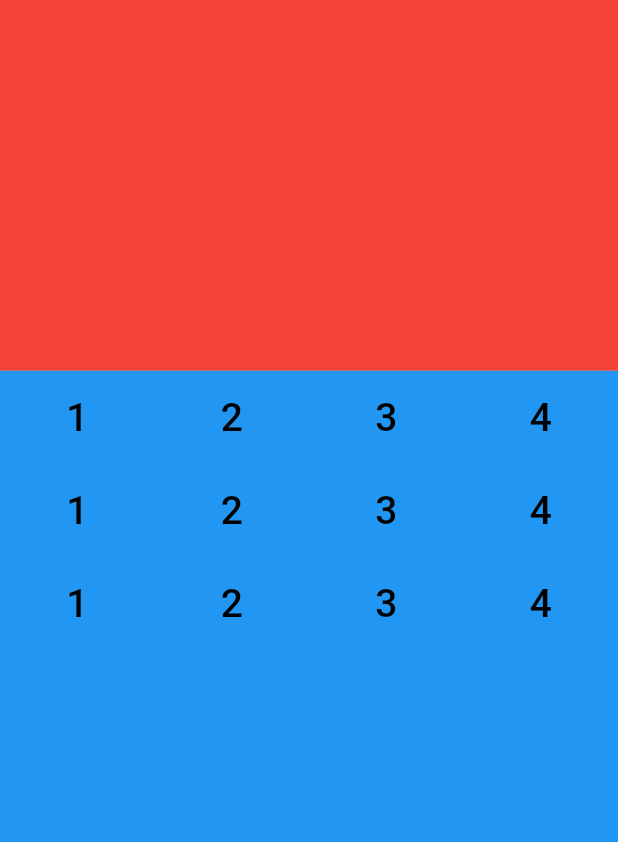
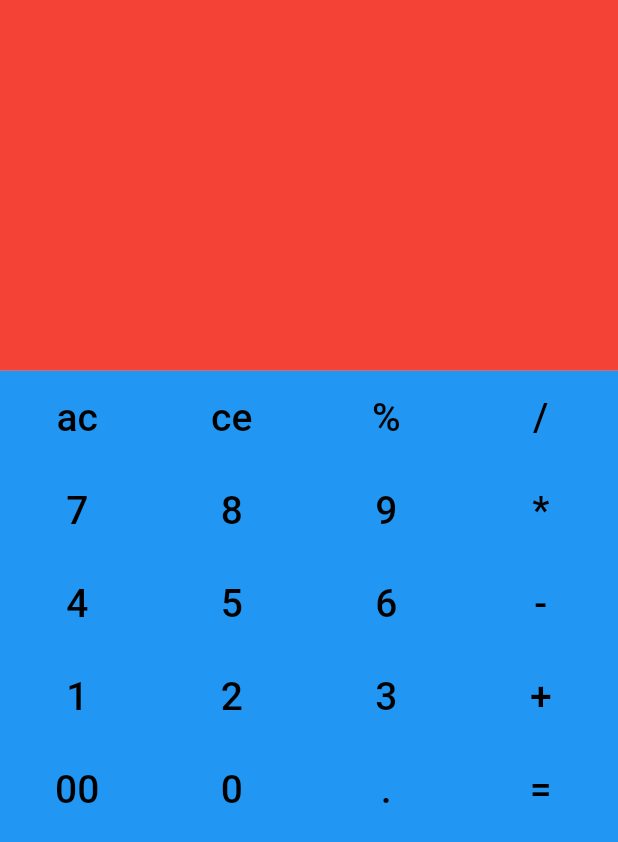
Before and after one commit to amirahmadadibi/7learnCalc, a Flutter app: the screen it shows after launch, on a phone screen of 412 x 824 dp. Shown: the top 842 px of the screen. Run offline on Flutter 3.47's test engine with Material 2 defaults, Android fonts, the phone set to English and light mode, and no system bars.

Commit message:
S06 E04 using inputs in keyboardRow custom widget

```diff
--- a/lib/main.dart
+++ b/lib/main.dart
@@ -26,9 +26,11 @@ class MyApp extends StatelessWidget {
                     color: Colors.blue,
                     child: Column(
                       children: [
-                        KeyboardRow(),
-                        KeyboardRow(),
-                        KeyboardRow(),
+                        KeyboardRow('ac', 'ce', '%', '/'),
+                        KeyboardRow('7', '8', '9', '*'),
+                        KeyboardRow('4', '5', '6', '-'),
+                        KeyboardRow('1', '2', '3', '+'),
+                        KeyboardRow('00', '0', '.', '='),
                       ],
                     )),
               )
@@ -41,9 +43,13 @@ class MyApp extends StatelessWidget {
 }
 
 class KeyboardRow extends StatelessWidget {
-  KeyboardRow({super.key});
+  KeyboardRow(this.text1, this.text2, this.text3, this.text4, {super.key});
 
   var color = Colors.black;
+  String text1;
+  String text2;
+  String text3;
+  String text4;
 
   @override
   Widget build(BuildContext context) {
@@ -55,7 +61,7 @@ class KeyboardRow extends StatelessWidget {
           child: Padding(
             padding: const EdgeInsets.all(8.0),
             child: Text(
-              '1',
+              text1,
               style: TextStyle(fontSize: 26, color: color),
             ),
           ),
@@ -65,7 +71,7 @@ class KeyboardRow extends StatelessWidget {
           child: Padding(
             padding: const EdgeInsets.all(8.0),
             child: Text(
-              '2',
+              text2,
               style: TextStyle(fontSize: 26, color: color),
             ),
           ),
@@ -75,7 +81,7 @@ class KeyboardRow extends StatelessWidget {
           child: Padding(
             padding: const EdgeInsets.all(8.0),
             child: Text(
-              '3',
+              text3,
               style: TextStyle(fontSize: 26, color: color),
             ),
           ),
@@ -85,7 +91,7 @@ class KeyboardRow extends StatelessWidget {
           child: Padding(
             padding: const EdgeInsets.all(8.0),
             child: Text(
-              '4',
+              text4,
               style: TextStyle(fontSize: 26, color: color),
             ),
           ),
```
